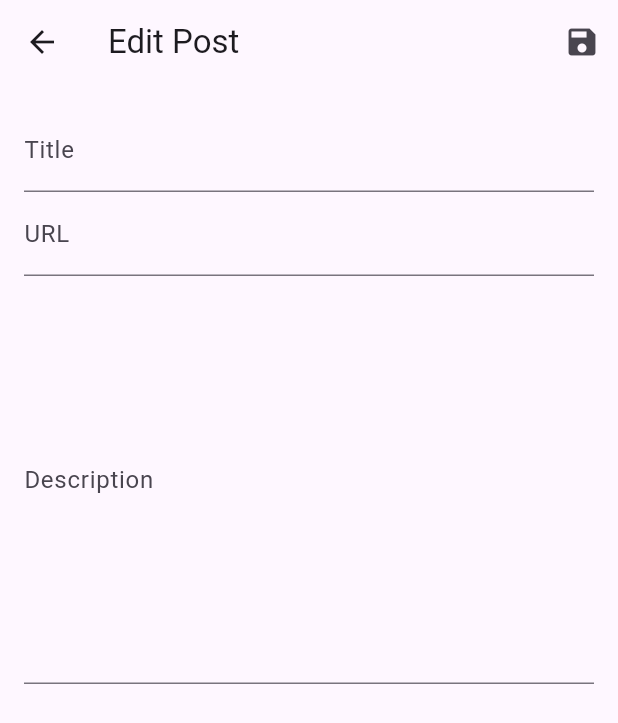
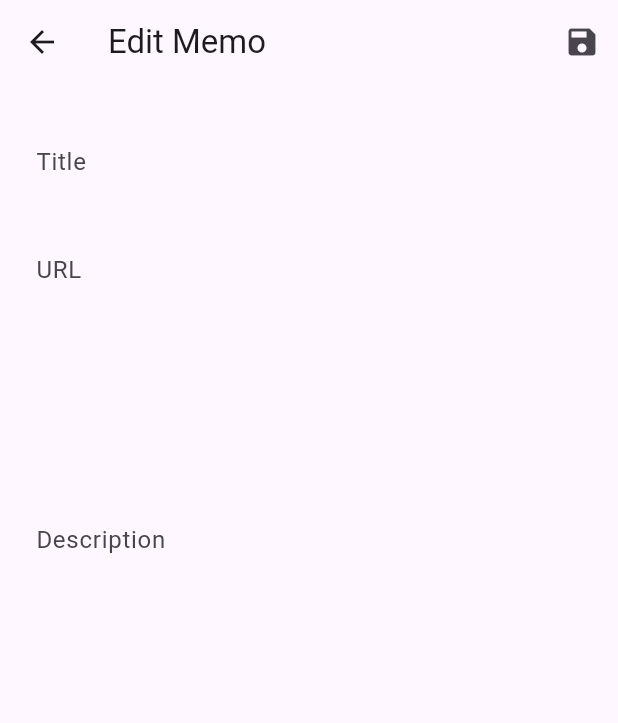
Before and after one commit to taporon/Recomemo, a Flutter app: the PostDetails screen opened directly with empty values, after a tap on the "edit" icon, on a phone screen of 412 x 824 dp. Shown: the top 723 px of the screen. Run offline on Flutter 3.47's test engine with Material 3 defaults, Android fonts, the phone set to English and light mode, and no system bars; our stand-ins replace flutter_riverpod, sqflite; accounts and stored records are empty.

Commit message:
Third commit

```diff
--- a/lib/main.dart
+++ b/lib/main.dart
@@ -12,7 +12,7 @@ class MyApp extends StatelessWidget {
     return MaterialApp(
       title: 'Study_Record_App',
       theme: ThemeData(
-        colorScheme: ColorScheme.fromSeed(seedColor: Colors.deepPurple),
+        colorScheme: ColorScheme.fromSeed(seedColor: Colors.grey),
         useMaterial3: true,
       ),
       home: const TopPage(),
--- a/lib/post/post_create.dart
+++ b/lib/post/post_create.dart
@@ -44,7 +44,7 @@ class _PostCreateState extends State<PostCreate> {
   Widget build(BuildContext context) {
     return Scaffold(
       appBar: AppBar(
-        title: const Text('memo'),
+        title: const Text('New Memo'),
         actions: <Widget>[
           IconButton(
             icon: Icon(Icons.check),
--- a/lib/post/post_details.dart
+++ b/lib/post/post_details.dart
@@ -6,44 +6,71 @@ import 'package:study_record_app/post/post_edit.dart';
 import 'package:url_launcher/url_launcher.dart';
 import '../data/database_helper.dart';
 
-class PostDetails extends ConsumerWidget {
+class PostDetails extends ConsumerStatefulWidget {
   final BlogPost post;
   final int tabIndex;
 
-  PostDetails({required this.post, required this.tabIndex});
+  const PostDetails({Key? key, required this.post, required this.tabIndex}) : super(key: key);
 
   @override
-  Widget build(BuildContext context, WidgetRef ref) {
+  _PostDetailsState createState() => _PostDetailsState();
+}
+
+class _PostDetailsState extends ConsumerState<PostDetails> {
+  late BlogPost currentPost;
+
+  @override
+  void initState() {
+    super.initState();
+    currentPost = widget.post;
+  }
+
   void _editPost() async {
+    // 編集ページへの遷移と結果の待機
     final updatedPost = await Navigator.of(context).push<BlogPost>(
-        MaterialPageRoute(builder: (context) => EditPostPage(post: post)),
+      MaterialPageRoute(builder: (context) => EditPostPage(post: currentPost)),
     );
+
+    // 編集された投稿で状態を更新
     if (updatedPost != null) {
-        ref.read(tabsProvider.notifier).updatePostInTab(tabIndex, updatedPost);
+      setState(() {
+        currentPost = updatedPost;
+      });
+      ref.read(tabsProvider.notifier).updatePostInTab(widget.tabIndex, updatedPost);
     }
   }
 
-    void _deleteMemo(int id) {
+  @override
+  Widget build(BuildContext context) {
+    final post = widget.post; // widget.post を直接使用
+
+    void _deletePost() async {
       showDialog(
         context: context,
         builder: (BuildContext context) {
           return AlertDialog(
-            title: Text(post.title),
-            content: const Text('このメモを削除してもよろしいですか？'),
+            title: const Text('削除確認'),
+            content: const Text('この投稿を削除してもよろしいですか？'),
             actions: <Widget>[
               TextButton(
+                onPressed: () => Navigator.pop(context, 'キャンセル'),
                 child: const Text('キャンセル'),
-                onPressed: () => Navigator.of(context).pop(),
               ),
               TextButton(
-                child: const Text('削除'),
                 onPressed: () async {
-                  if (post.id != null) {
-                    await DatabaseHelper.instance.delete(post.id!);
-                    Navigator.of(context).pop(); // ダイアログを閉じる
-                    Navigator.of(context).pop(); // 詳細画面を閉じてリストに戻る
+                  // データベースから投稿を削除
+                  final result = await DatabaseHelper.instance.delete(post.id!);
+                  if (result > 0) {
+                    print('投稿が削除されました。ID: ${post.id}');
+                    // State Notifier にリストから投稿を削除するよう通知
+                    ref.read(tabsProvider.notifier).removePostFromTab(widget.tabIndex, post);
+                    Navigator.pop(context); // ダイアログを閉じる
+                    Navigator.pop(context); // 前の画面に戻る
+                  } else {
+                    print('投稿の削除に失敗しました。ID: ${post.id}');
                   }
                 },
+                child: const Text('削除'),
               ),
             ],
           );
@@ -53,10 +80,14 @@ class PostDetails extends ConsumerWidget {
 
     return Scaffold(
         appBar: AppBar(
-        title: Text('Post Details'),
-        actions: <Widget>[
+          title: Text('Memo Dtails'),
+          actions: [
             IconButton(
-            icon: Icon(Icons.edit),
+              icon: const Icon(Icons.delete),
+              onPressed: _deletePost,
+            ),
+            IconButton(
+              icon: const Icon(Icons.edit),
               onPressed: _editPost,
             ),
           ],
@@ -66,11 +97,11 @@ class PostDetails extends ConsumerWidget {
         child: Column(
           crossAxisAlignment: CrossAxisAlignment.start,
           children: <Widget>[
-            Text(post.title, style: const TextStyle(fontSize: 24, fontWeight: FontWeight.bold)),
+            Text(currentPost.title, style: const TextStyle(fontSize: 24, fontWeight: FontWeight.bold)),
             SizedBox(height: 16),
             GestureDetector(
               onTap: () async {
-                final url = Uri.parse(post.url);
+                final url = Uri.parse(currentPost.url);
                 if (await canLaunchUrl(url)) {
                   await launchUrl(url);
                 } else {
@@ -79,17 +110,12 @@ class PostDetails extends ConsumerWidget {
                   );
                 }
               },
-              child: Text(post.url, style: const TextStyle(color: Colors.blue)),
+              child: Text(currentPost.url, style: const TextStyle(color: Colors.blue)),
             ),
             SizedBox(height: 16),
-            Text(post.description),
+            Text(currentPost.description),
           ],
         ),
-      ),
-      floatingActionButton: FloatingActionButton(
-        onPressed: () => _deleteMemo(post.id!),
-        child: Icon(Icons.delete),
-        tooltip: 'Delete Post',
       ),
     );
   }
--- a/lib/post/post_edit.dart
+++ b/lib/post/post_edit.dart
@@ -61,7 +61,7 @@ class _EditPostPageState extends State<EditPostPage> {
   Widget build(BuildContext context) {
     return Scaffold(
       appBar: AppBar(
-        title: const Text('Edit Post'),
+        title: const Text('Edit Memo'),
         actions: <Widget>[
           IconButton(
             icon: Icon(Icons.save),
@@ -75,9 +75,18 @@ class _EditPostPageState extends State<EditPostPage> {
           padding: EdgeInsets.all(16),
           child: Column(
             children: [
-              TextFormField(
+              Padding(
+                padding: const EdgeInsets.all(8.0),
+                child: TextFormField(
                   initialValue: _title,
-                decoration: InputDecoration(labelText: 'Title'),
+                  decoration: InputDecoration(
+                      labelText: 'Title',
+                      floatingLabelBehavior: FloatingLabelBehavior.never,
+                      border: InputBorder.none,
+                      labelStyle: TextStyle(
+                        fontSize: 16,
+                      )
+                  ),
                   onSaved: (value) => _title = value ?? '',
                   validator: (value) {
                     if (value == null || value.isEmpty) {
@@ -86,17 +95,35 @@ class _EditPostPageState extends State<EditPostPage> {
                     return null;
                   },
                 ),
-              TextFormField(
+              ),
+              Padding(
+                padding: const EdgeInsets.all(8.0),
+                child: TextFormField(
                   initialValue: _url,
-                decoration: InputDecoration(labelText: 'URL'),
+                  decoration: InputDecoration(
+                    labelText: 'URL',
+                    floatingLabelBehavior: FloatingLabelBehavior.never,
+                    labelStyle: TextStyle(
+                        fontSize: 16),
+                    border: InputBorder.none,
+                  ),
                   onSaved: (value) => _url = value ?? '',
                 ),
-              TextFormField(
+              ),
+              Padding(
+                padding: const EdgeInsets.all(8.0),
+                child: TextFormField(
                   initialValue: _description,
                   maxLines: 10,
                   keyboardType: TextInputType.multiline,
-                decoration: InputDecoration(labelText: 'Description'),
+                  decoration: InputDecoration(
+                      labelText: 'Description',
+                    floatingLabelBehavior: FloatingLabelBehavior.never,
+                    labelStyle: TextStyle(
+                        fontSize: 16),
+                    border: InputBorder.none,),
                   onSaved: (value) => _description = value ?? '',
+                ),
               ),
             ],
           ),
--- a/pubspec.yaml
+++ b/pubspec.yaml
@@ -42,6 +42,7 @@ dependencies:
   intl: ^0.19.0
   path_provider: ^2.1.2
   url_launcher: ^6.2.4
+  image_picker: ^1.0.7
 
 dev_dependencies:
   flutter_test:
```
Also changed, not shown: lib/data/database_helper.dart (+20 -2 lines), lib/data/tab_notifier.dart (+55 -17 lines), lib/data_search.dart (added, +77 -0 lines), lib/top_page.dart (+26 -0 lines), pubspec.lock, 4 other files. Lines whose indentation alone changed are shown as unchanged.
